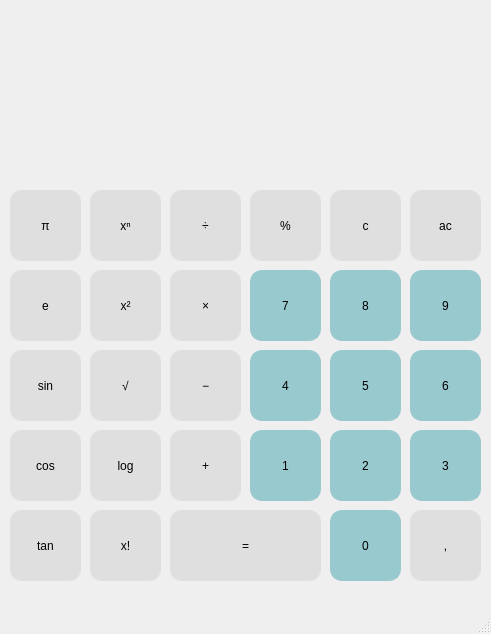
RadekManak/ivs-fitutubies, file src/qt/mainwindow.ui: the form before one commit.
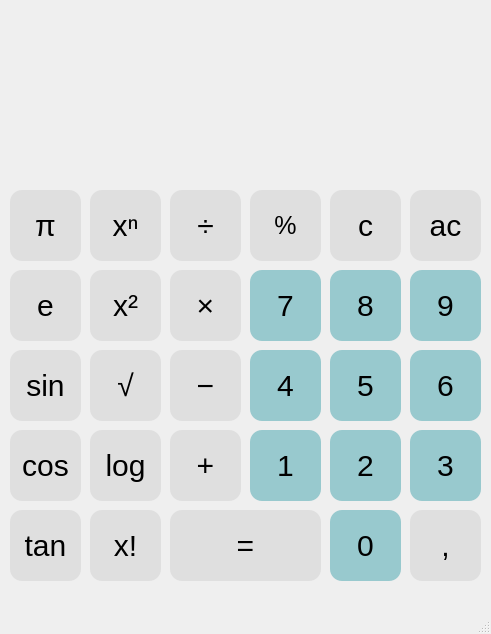
The form after the commit.

Commit message: Add font and design changes to UI, fix dark mode

```diff
--- a/src/qt/mainwindow.ui
+++ b/src/qt/mainwindow.ui
@@ -25,9 +25,12 @@
     </property>
     <property name="styleSheet">
      <string notr="true">QPushButton {
-    border: 2px solid rgb(223, 223, 223);
+	color:black;
+	font-size:30px;
+	font-family: &quot;Falling Sky Condensed&quot;;
+    border: 2px rgb(223,223,223);
     border-radius: 12px;
-    background-color: rgb(223, 223, 223);
+    background-color: rgb(223,223,223);
 }
 
 QPushButton:pressed {
@@ -35,13 +38,10 @@
                                       stop: 0 #dadbde, stop: 1 #f6f7fa);
 }
 
-QPushButton:flat {
-    border: none; /* no border for a flat push button */
+QPushButton:focus {
+	outline: 0;
 }
-
-QPushButton:default {
-    border-color: navy; /* make the default button prominent */
-}</string>
+</string>
     </property>
     <property name="text">
      <string>tan</string>
@@ -58,9 +58,12 @@
     </property>
     <property name="styleSheet">
      <string notr="true">QPushButton {
-    border: 2px solid rgb(223, 223, 223);
+	color:black;
+	font-size:30px;
+	font-family: &quot;Falling Sky Condensed&quot;;
+    border: 2px rgb(223,223,223);
     border-radius: 12px;
-    background-color: rgb(223, 223, 223);
+    background-color: rgb(223,223,223);
 }
 
 QPushButton:pressed {
@@ -68,13 +71,10 @@
                                       stop: 0 #dadbde, stop: 1 #f6f7fa);
 }
 
-QPushButton:flat {
-    border: none; /* no border for a flat push button */
+QPushButton:focus {
+	outline: 0;
 }
-
-QPushButton:default {
-    border-color: navy; /* make the default button prominent */
-}</string>
+</string>
     </property>
     <property name="text">
      <string>,</string>
@@ -91,9 +91,12 @@
     </property>
     <property name="styleSheet">
      <string notr="true">QPushButton {
-    border: 2px solid rgb(152, 201, 206);
+	color:black;
+	font-size:30px;
+	font-family: &quot;Falling Sky Condensed&quot;;
+    border: 2px rgb(152, 201, 206);
     border-radius: 12px;
-    background-color: rgb(152, 201, 206);
+    background-color: rgb(152, 201, 206)
 }
 
 QPushButton:pressed {
@@ -101,13 +104,10 @@
                                       stop: 0 #dadbde, stop: 1 #f6f7fa);
 }
 
-QPushButton:flat {
-    border: none; /* no border for a flat push button */
+QPushButton:focus {
+	outline: 0;
 }
-
-QPushButton:default {
-    border-color: navy; /* make the default button prominent */
-}</string>
+</string>
     </property>
     <property name="text">
      <string>0</string>
@@ -124,9 +124,12 @@
     </property>
     <property name="styleSheet">
      <string notr="true">QPushButton {
-    border: 2px solid rgb(223, 223, 223);
+	color:black;
+	font-size:30px;
+	font-family: &quot;Falling Sky Condensed&quot;;
+    border: 2px rgb(223,223,223);
     border-radius: 12px;
-    background-color: rgb(223, 223, 223);
+    background-color: rgb(223,223,223);
 }
 
 QPushButton:pressed {
@@ -134,13 +137,10 @@
                                       stop: 0 #dadbde, stop: 1 #f6f7fa);
 }
 
-QPushButton:flat {
-    border: none; /* no border for a flat push button */
+QPushButton:focus {
+	outline: 0;
 }
-
-QPushButton:default {
-    border-color: navy; /* make the default button prominent */
-}</string>
+</string>
     </property>
     <property name="text">
      <string>=</string>
@@ -157,9 +157,12 @@
     </property>
     <property name="styleSheet">
      <string notr="true">QPushButton {
-    border: 2px solid rgb(223, 223, 223);
+	color:black;
+	font-size:30px;
+	font-family: &quot;Falling Sky Condensed&quot;;
+    border: 2px rgb(223,223,223);
     border-radius: 12px;
-    background-color: rgb(223, 223, 223);
+    background-color: rgb(223,223,223);
 }
 
 QPushButton:pressed {
@@ -167,13 +170,10 @@
                                       stop: 0 #dadbde, stop: 1 #f6f7fa);
 }
 
-QPushButton:flat {
-    border: none; /* no border for a flat push button */
+QPushButton:focus {
+	outline: 0;
 }
-
-QPushButton:default {
-    border-color: navy; /* make the default button prominent */
-}</string>
+</string>
     </property>
     <property name="text">
      <string>x!</string>
@@ -190,9 +190,12 @@
     </property>
     <property name="styleSheet">
      <string notr="true">QPushButton {
-    border: 2px solid rgb(223, 223, 223);
+	color:black;
+	font-size:30px;
+	font-family: &quot;Falling Sky Condensed&quot;;
+    border: 2px rgb(223,223,223);
     border-radius: 12px;
-    background-color: rgb(223, 223, 223);
+    background-color: rgb(223,223,223);
 }
 
 QPushButton:pressed {
@@ -200,13 +203,10 @@
                                       stop: 0 #dadbde, stop: 1 #f6f7fa);
 }
 
-QPushButton:flat {
-    border: none; /* no border for a flat push button */
+QPushButton:focus {
+	outline: 0;
 }
-
-QPushButton:default {
-    border-color: navy; /* make the default button prominent */
-}</string>
+</string>
     </property>
     <property name="text">
      <string>cos</string>
@@ -223,9 +223,12 @@
     </property>
     <property name="styleSheet">
      <string notr="true">QPushButton {
-    border: 2px solid rgb(223, 223, 223);
+	color:black;
+	font-size:30px;
+	font-family: &quot;Falling Sky Condensed&quot;;
+    border: 2px rgb(223,223,223);
     border-radius: 12px;
-    background-color: rgb(223, 223, 223);
+    background-color: rgb(223,223,223);
 }
 
 QPushButton:pressed {
@@ -233,13 +236,10 @@
                                       stop: 0 #dadbde, stop: 1 #f6f7fa);
 }
 
-QPushButton:flat {
-    border: none; /* no border for a flat push button */
+QPushButton:focus {
+	outline: 0;
 }
-
-QPushButton:default {
-    border-color: navy; /* make the default button prominent */
-}</string>
+</string>
     </property>
     <property name="text">
      <string>log</string>
@@ -256,9 +256,12 @@
     </property>
     <property name="styleSheet">
      <string notr="true">QPushButton {
-    border: 2px solid rgb(223, 223, 223);
+	color:black;
+	font-size:30px;
+	font-family: &quot;Falling Sky Condensed&quot;;
+    border: 2px rgb(223,223,223);
     border-radius: 12px;
-    background-color: rgb(223, 223, 223);
+    background-color: rgb(223,223,223);
 }
 
 QPushButton:pressed {
@@ -266,13 +269,10 @@
                                       stop: 0 #dadbde, stop: 1 #f6f7fa);
 }
 
-QPushButton:flat {
-    border: none; /* no border for a flat push button */
+QPushButton:focus {
+	outline: 0;
 }
-
-QPushButton:default {
-    border-color: navy; /* make the default button prominent */
-}</string>
+</string>
     </property>
     <property name="text">
      <string>+</string>
@@ -289,7 +289,10 @@
     </property>
     <property name="styleSheet">
      <string notr="true">QPushButton {
-    border: 2px solid rgb(152, 201, 206);
+	color:black;
+	font-size:30px;
+	font-family: &quot;Falling Sky Condensed&quot;;
+    border: 2px rgb(152, 201, 206);
     border-radius: 12px;
     background-color: rgb(152, 201, 206)
 }
@@ -299,13 +302,10 @@
                                       stop: 0 #dadbde, stop: 1 #f6f7fa);
 }
 
-QPushButton:flat {
-    border: none; /* no border for a flat push button */
+QPushButton:focus {
+	outline: 0;
 }
-
-QPushButton:default {
-    border-color: navy; /* make the default button prominent */
-}</string>
+</string>
     </property>
     <property name="text">
      <string>1</string>
@@ -322,7 +322,10 @@
     </property>
     <property name="styleSheet">
      <string notr="true">QPushButton {
-    border: 2px solid rgb(152, 201, 206);
+	color:black;
+	font-size:30px;
+	font-family: &quot;Falling Sky Condensed&quot;;
+    border: 2px rgb(152, 201, 206);
     border-radius: 12px;
     background-color: rgb(152, 201, 206)
 }
@@ -332,13 +335,10 @@
                                       stop: 0 #dadbde, stop: 1 #f6f7fa);
 }
 
-QPushButton:flat {
-    border: none; /* no border for a flat push button */
+QPushButton:focus {
+	outline: 0;
 }
-
-QPushButton:default {
-    border-color: navy; /* make the default button prominent */
-}</string>
+</string>
     </property>
     <property name="text">
      <string>2</string>
@@ -355,7 +355,10 @@
     </property>
     <property name="styleSheet">
      <string notr="true">QPushButton {
-    border: 2px solid rgb(152, 201, 206);
+	color:black;
+	font-size:30px;
+	font-family: &quot;Falling Sky Condensed&quot;;
+    border: 2px rgb(152, 201, 206);
     border-radius: 12px;
     background-color: rgb(152, 201, 206)
 }
@@ -365,13 +368,10 @@
                                       stop: 0 #dadbde, stop: 1 #f6f7fa);
 }
 
-QPushButton:flat {
-    border: none; /* no border for a flat push button */
+QPushButton:focus {
+	outline: 0;
 }
-
-QPushButton:default {
-    border-color: navy; /* make the default button prominent */
-}</string>
+</string>
     </property>
     <property name="text">
      <string>3</string>
@@ -388,7 +388,10 @@
     </property>
     <property name="styleSheet">
      <string notr="true">QPushButton {
-    border: 2px solid rgb(152, 201, 206);
+	color:black;
+	font-size:30px;
+	font-family: &quot;Falling Sky Condensed&quot;;
+    border: 2px rgb(152, 201, 206);
     border-radius: 12px;
     background-color: rgb(152, 201, 206)
 }
@@ -398,13 +401,10 @@
                                       stop: 0 #dadbde, stop: 1 #f6f7fa);
 }
 
-QPushButton:flat {
-    border: none; /* no border for a flat push button */
+QPushButton:focus {
+	outline: 0;
 }
-
-QPushButton:default {
-    border-color: navy; /* make the default button prominent */
-}</string>
+</string>
     </property>
     <property name="text">
      <string>6</string>
@@ -421,7 +421,10 @@
     </property>
     <property name="styleSheet">
      <string notr="true">QPushButton {
-    border: 2px solid rgb(152, 201, 206);
+	color:black;
+	font-size:30px;
+	font-family: &quot;Falling Sky Condensed&quot;;
+    border: 2px rgb(152, 201, 206);
     border-radius: 12px;
     background-color: rgb(152, 201, 206)
 }
@@ -431,13 +434,10 @@
                                       stop: 0 #dadbde, stop: 1 #f6f7fa);
 }
 
-QPushButton:flat {
-    border: none; /* no border for a flat push button */
+QPushButton:focus {
+	outline: 0;
 }
-
-QPushButton:default {
-    border-color: navy; /* make the default button prominent */
-}</string>
+</string>
     </property>
     <property name="text">
      <string>5</string>
@@ -454,7 +454,10 @@
     </property>
     <property name="styleSheet">
      <string notr="true">QPushButton {
-    border: 2px solid rgb(152, 201, 206);
+	color:black;
+	font-size:30px;
+	font-family: &quot;Falling Sky Condensed&quot;;
+    border: 2px rgb(152, 201, 206);
     border-radius: 12px;
     background-color: rgb(152, 201, 206)
 }
@@ -464,13 +467,10 @@
                                       stop: 0 #dadbde, stop: 1 #f6f7fa);
 }
 
-QPushButton:flat {
-    border: none; /* no border for a flat push button */
+QPushButton:focus {
+	outline: 0;
 }
-
-QPushButton:default {
-    border-color: navy; /* make the default button prominent */
-}</string>
+</string>
     </property>
     <property name="text">
      <string>4</string>
@@ -487,9 +487,12 @@
     </property>
     <property name="styleSheet">
      <string notr="true">QPushButton {
-    border: 2px solid rgb(223, 223, 223);
+	color:black;
+	font-size:30px;
+	font-family: &quot;Falling Sky Condensed&quot;;
+    border: 2px rgb(223,223,223);
     border-radius: 12px;
-    background-color: rgb(223, 223, 223);
+    background-color: rgb(223,223,223);
 }
 
 QPushButton:pressed {
@@ -497,13 +500,10 @@
                                       stop: 0 #dadbde, stop: 1 #f6f7fa);
 }
 
-QPushButton:flat {
-    border: none; /* no border for a flat push button */
+QPushButton:focus {
+	outline: 0;
 }
-
-QPushButton:default {
-    border-color: navy; /* make the default button prominent */
-}</string>
+</string>
     </property>
     <property name="text">
      <string>&#8722;</string>
@@ -520,9 +520,12 @@
     </property>
     <property name="styleSheet">
      <string notr="true">QPushButton {
-    border: 2px solid rgb(223, 223, 223);
+	color:black;
+	font-size:30px;
+	font-family: &quot;Falling Sky Condensed&quot;;
+    border: 2px rgb(223,223,223);
     border-radius: 12px;
-    background-color: rgb(223, 223, 223);
+    background-color: rgb(223,223,223);
 }
 
 QPushButton:pressed {
@@ -530,13 +533,10 @@
                                       stop: 0 #dadbde, stop: 1 #f6f7fa);
 }
 
-QPushButton:flat {
-    border: none; /* no border for a flat push button */
+QPushButton:focus {
+	outline: 0;
 }
-
-QPushButton:default {
-    border-color: navy; /* make the default button prominent */
-}</string>
+</string>
     </property>
     <property name="text">
      <string>&#8730;</string>
@@ -553,9 +553,12 @@
     </property>
     <property name="styleSheet">
      <string notr="true">QPushButton {
-    border: 2px solid rgb(223, 223, 223);
+	color:black;
+	font-size:30px;
+	font-family: &quot;Falling Sky Condensed&quot;;
+    border: 2px rgb(223,223,223);
     border-radius: 12px;
-    background-color: rgb(223, 223, 223);
+    background-color: rgb(223,223,223);
 }
 
 QPushButton:pressed {
@@ -563,13 +566,10 @@
                                       stop: 0 #dadbde, stop: 1 #f6f7fa);
 }
 
-QPushButton:flat {
-    border: none; /* no border for a flat push button */
+QPushButton:focus {
+	outline: 0;
 }
-
-QPushButton:default {
-    border-color: navy; /* make the default button prominent */
-}</string>
+</string>
     </property>
     <property name="text">
      <string>sin</string>
@@ -586,9 +586,12 @@
     </property>
     <property name="styleSheet">
      <string notr="true">QPushButton {
-    border: 2px solid rgb(223, 223, 223);
+	color:black;
+	font-size:30px;
+	font-family: &quot;Falling Sky Condensed&quot;;
+    border: 2px rgb(223,223,223);
     border-radius: 12px;
-    background-color: rgb(223, 223, 223);
+    background-color: rgb(223,223,223);
 }
 
 QPushButton:pressed {
@@ -596,13 +599,10 @@
                                       stop: 0 #dadbde, stop: 1 #f6f7fa);
 }
 
-QPushButton:flat {
-    border: none; /* no border for a flat push button */
+QPushButton:focus {
+	outline: 0;
 }
-
-QPushButton:default {
-    border-color: navy; /* make the default button prominent */
-}</string>
+</string>
     </property>
     <property name="text">
      <string>e</string>
@@ -619,9 +619,12 @@
     </property>
     <property name="styleSheet">
      <string notr="true">QPushButton {
-    border: 2px solid rgb(223, 223, 223);
+	color:black;
+	font-size:30px;
+	font-family: &quot;Falling Sky Condensed&quot;;
+    border: 2px rgb(223,223,223);
     border-radius: 12px;
-    background-color: rgb(223, 223, 223);
+    background-color: rgb(223,223,223);
 }
 
 QPushButton:pressed {
@@ -629,13 +632,10 @@
                                       stop: 0 #dadbde, stop: 1 #f6f7fa);
 }
 
-QPushButton:flat {
-    border: none; /* no border for a flat push button */
+QPushButton:focus {
+	outline: 0;
 }
-
-QPushButton:default {
-    border-color: navy; /* make the default button prominent */
-}</string>
+</string>
     </property>
     <property name="text">
      <string>x&#178;</string>
@@ -652,9 +652,12 @@
     </property>
     <property name="styleSheet">
      <string notr="true">QPushButton {
-    border: 2px solid rgb(223, 223, 223);
+	color:black;
+	font-size:30px;
+	font-family: &quot;Falling Sky Condensed&quot;;
+    border: 2px rgb(223,223,223);
     border-radius: 12px;
-    background-color: rgb(223, 223, 223);
+    background-color: rgb(223,223,223);
 }
 
 QPushButton:pressed {
@@ -662,13 +665,10 @@
                                       stop: 0 #dadbde, stop: 1 #f6f7fa);
 }
 
-QPushButton:flat {
-    border: none; /* no border for a flat push button */
+QPushButton:focus {
+	outline: 0;
 }
-
-QPushButton:default {
-    border-color: navy; /* make the default button prominent */
-}</string>
+</string>
     </property>
     <property name="text">
      <string>&#215;</string>
@@ -691,7 +691,10 @@
     </property>
     <property name="styleSheet">
      <string notr="true">QPushButton {
-    border: 2px solid rgb(152, 201, 206);
+	color:black;
+	font-size:30px;
+	font-family: &quot;Falling Sky Condensed&quot;;
+    border: 2px rgb(152, 201, 206);
     border-radius: 12px;
     background-color: rgb(152, 201, 206)
 }
@@ -701,13 +704,10 @@
                                       stop: 0 #dadbde, stop: 1 #f6f7fa);
 }
 
-QPushButton:flat {
-    border: none; /* no border for a flat push button */
+QPushButton:focus {
+	outline: 0;
 }
-
-QPushButton:default {
-    border-color: navy; /* make the default button prominent */
-}</string>
+</string>
     </property>
     <property name="text">
      <string>7</string>
@@ -724,7 +724,10 @@
     </property>
     <property name="styleSheet">
      <string notr="true">QPushButton {
-    border: 2px solid rgb(152, 201, 206);
+	color:black;
+	font-size:30px;
+	font-family: &quot;Falling Sky Condensed&quot;;
+    border: 2px rgb(152, 201, 206);
     border-radius: 12px;
     background-color: rgb(152, 201, 206)
 }
@@ -734,13 +737,10 @@
                                       stop: 0 #dadbde, stop: 1 #f6f7fa);
 }
 
-QPushButton:flat {
-    border: none; /* no border for a flat push button */
+QPushButton:focus {
+	outline: 0;
 }
-
-QPushButton:default {
-    border-color: navy; /* make the default button prominent */
-}</string>
+</string>
     </property>
     <property name="text">
      <string>8</string>
@@ -757,9 +757,12 @@
     </property>
     <property name="styleSheet">
      <string notr="true">QPushButton {
+	color:black;
+	font-size:30px;
+	font-family: &quot;Falling Sky Condensed&quot;;
     border: 2px rgb(152, 201, 206);
     border-radius: 12px;
-    background-color: rgb(152, 201, 206)
+    background-color: rgb(152, 201, 206);
 }
 
 QPushButton:pressed {
@@ -767,13 +770,10 @@
                                       stop: 0 #dadbde, stop: 1 #f6f7fa);
 }
 
-QPushButton:flat {
-    border: none; /* no border for a flat push button */
+QPushButton:focus {
+	outline: 0;
 }
-
-QPushButton:default {
-    border-color: navy; /* make the default button prominent */
-}</string>
+</string>
     </property>
     <property name="text">
      <string>9</string>
@@ -790,9 +790,12 @@
     </property>
     <property name="styleSheet">
      <string notr="true">QPushButton {
-    border: 2px solid rgb(223, 223, 223);
+	color:black;
+	font-size:30px;
+	font-family: &quot;Falling Sky Condensed&quot;;
+    border: 2px rgb(223,223,223);
     border-radius: 12px;
-    background-color: rgb(223, 223, 223);
+    background-color: rgb(223,223,223);
 }
 
 QPushButton:pressed {
@@ -800,13 +803,10 @@
                                       stop: 0 #dadbde, stop: 1 #f6f7fa);
 }
 
-QPushButton:flat {
-    border: none; /* no border for a flat push button */
+QPushButton:focus {
+	outline: 0;
 }
-
-QPushButton:default {
-    border-color: navy; /* make the default button prominent */
-}</string>
+</string>
     </property>
     <property name="text">
      <string>&#960;</string>
@@ -823,9 +823,12 @@
     </property>
     <property name="styleSheet">
      <string notr="true">QPushButton {
-    border: 2px solid rgb(223, 223, 223);
+	color:black;
+	font-size:30px;
+	font-family: &quot;Falling Sky Condensed&quot;;
+    border: 2px rgb(223,223,223);
     border-radius: 12px;
-    background-color: rgb(223, 223, 223);
+    background-color: rgb(223,223,223);
 }
 
 QPushButton:pressed {
@@ -833,13 +836,10 @@
                                       stop: 0 #dadbde, stop: 1 #f6f7fa);
 }
 
-QPushButton:flat {
-    border: none; /* no border for a flat push button */
+QPushButton:focus {
+	outline: 0;
 }
-
-QPushButton:default {
-    border-color: navy; /* make the default button prominent */
-}</string>
+</string>
     </property>
     <property name="text">
      <string>x&#8319;</string>
@@ -856,9 +856,12 @@
     </property>
     <property name="styleSheet">
      <string notr="true">QPushButton {
-    border: 2px solid rgb(223, 223, 223);
+	color:black;
+	font-size:30px;
+	font-family: &quot;Falling Sky Condensed&quot;;
+    border: 2px rgb(223,223,223);
     border-radius: 12px;
-    background-color: rgb(223, 223, 223);
+    background-color: rgb(223,223,223);
 }
 
 QPushButton:pressed {
@@ -866,13 +869,10 @@
                                       stop: 0 #dadbde, stop: 1 #f6f7fa);
 }
 
-QPushButton:flat {
-    border: none; /* no border for a flat push button */
+QPushButton:focus {
+	outline: 0;
 }
-
-QPushButton:default {
-    border-color: navy; /* make the default button prominent */
-}</string>
+</string>
     </property>
     <property name="text">
      <string>&#247;</string>
@@ -889,9 +889,12 @@
     </property>
     <property name="styleSheet">
      <string notr="true">QPushButton {
-    border: 2px solid rgb(223, 223, 223);
+	color:black;
+	font-size:25px;
+	font-family: &quot;Falling Sky Condensed&quot;;
+    border: 2px rgb(223,223,223);
     border-radius: 12px;
-    background-color: rgb(223, 223, 223);
+    background-color: rgb(223,223,223);
 }
 
 QPushButton:pressed {
@@ -899,13 +902,10 @@
                                       stop: 0 #dadbde, stop: 1 #f6f7fa);
 }
 
-QPushButton:flat {
-    border: none; /* no border for a flat push button */
+QPushButton:focus {
+	outline: 0;
 }
-
-QPushButton:default {
-    border-color: navy; /* make the default button prominent */
-}</string>
+</string>
     </property>
     <property name="text">
      <string>%</string>
@@ -922,9 +922,12 @@
     </property>
     <property name="styleSheet">
      <string notr="true">QPushButton {
-    border: 2px solid rgb(223, 223, 223);
+	color:black;
+	font-size:30px;
+	font-family: &quot;Falling Sky Condensed&quot;;
+    border: 2px rgb(223,223,223);
     border-radius: 12px;
-    background-color: rgb(223, 223, 223);
+    background-color: rgb(223,223,223);
 }
 
 QPushButton:pressed {
@@ -932,13 +935,10 @@
                                       stop: 0 #dadbde, stop: 1 #f6f7fa);
 }
 
-QPushButton:flat {
-    border: none; /* no border for a flat push button */
+QPushButton:focus {
+	outline: 0;
 }
-
-QPushButton:default {
-    border-color: navy; /* make the default button prominent */
-}</string>
+</string>
     </property>
     <property name="text">
      <string>c</string>
@@ -955,9 +955,12 @@
     </property>
     <property name="styleSheet">
      <string notr="true">QPushButton {
-    border: 2px solid rgb(223, 223, 223);
+	color:black;
+	font-size:30px;
+	font-family: &quot;Falling Sky Condensed&quot;;
+    border: 2px rgb(223,223,223);
     border-radius: 12px;
-    background-color: rgb(223, 223, 223);
+    background-color: rgb(223,223,223);
 }
 
 QPushButton:pressed {
@@ -965,13 +968,10 @@
                                       stop: 0 #dadbde, stop: 1 #f6f7fa);
 }
 
-QPushButton:flat {
-    border: none; /* no border for a flat push button */
+QPushButton:focus {
+	outline: 0;
 }
-
-QPushButton:default {
-    border-color: navy; /* make the default button prominent */
-}</string>
+</string>
     </property>
     <property name="text">
      <string>ac</string>
```
Left out of the diff: 36 changed lines with no effect on the pictures.
